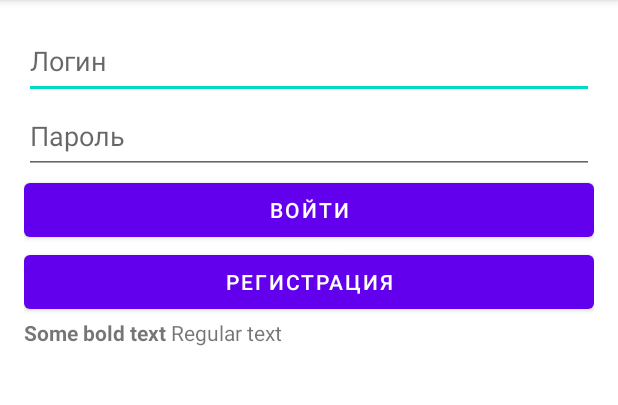
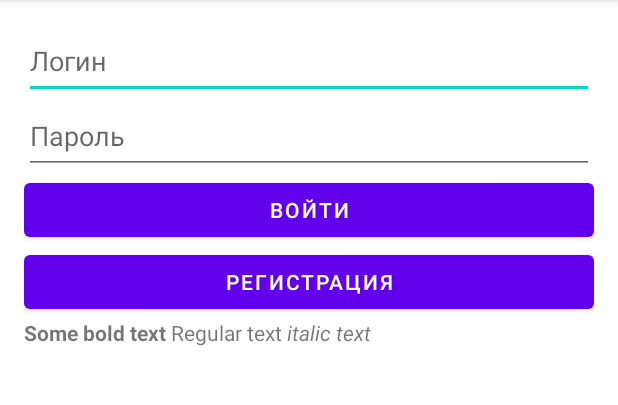
Before and after one commit to DOJ745/Wwi_guide_mobile, an Android app: the screen it shows after launch (MainActivity), on a phone screen of 412 x 824 dp, the part 84-489 px from its top. Run offline under Robolectric (Android 15) with nearby library versions, the phone set to English and light mode, and no system bars.

Commit message:
Removed deprecated repo in settings.gradle and tested html formatting of text in TextView

```diff
--- a/app/src/main/java/by/bstu/faa/wwi_guide_mobile/ui/fragments/LoginFragment.java
+++ b/app/src/main/java/by/bstu/faa/wwi_guide_mobile/ui/fragments/LoginFragment.java
@@ -66,7 +66,7 @@ public class LoginFragment extends Fragment {
         View view = inflater.inflate(R.layout.login_fragment, container, false);
 
         TextView testTextView = view.findViewById(R.id.textView);
-        String sourceString = "<b>Some bold text</b> Regular text";
+        String sourceString = "<b>Some bold text</b> Regular text <i>italic text</i>";
         testTextView.setText(Html.fromHtml(sourceString));
 
         return view;
--- a/settings.gradle
+++ b/settings.gradle
@@ -3,7 +3,6 @@ dependencyResolutionManagement {
     repositories {
         google()
         mavenCentral()
-        jcenter() // Warning: this repository is going to shut down soon
     }
 }
 rootProject.name = "Wwi_guide_mobile"
```
